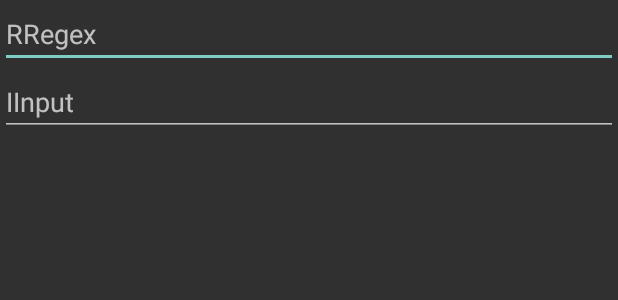
After one commit to crocy/regeX, an Android app: the layout dialog_custom_input.xml on its own in the app's theme, with its tools: preview values and no code run, on a phone screen of 412 x 824 dp. The commit adds this screen. Shown: the top 300 px of the screen. Run offline under Robolectric (Android 15) with nearby library versions, the phone set to English and light mode, and no system bars.

Commit message:
Change tutorial input & output added.

```diff
--- a/regeX/src/main/java/com/crocx/regex/tutorial/TutorialAction.java
+++ b/regeX/src/main/java/com/crocx/regex/tutorial/TutorialAction.java
@@ -9,6 +9,6 @@ public enum TutorialAction implements UiAction {
 
     START, BUTTON_NEXT, BUTTON_PREVIOUS, BUTTON_RESTART,
 
-    SETTINGS_ACTION_CHANGE_INPUT, SETTINGS_ACTION_CHANGE_OUTPUT
+    SETTINGS_ACTION_CHANGE_INPUT_OUTPUT,
 
 }
--- /dev/null
+++ b/regeX/src/main/java/com/crocx/regex/tutorial/view/CustomInputDialog.java
@@ -0,0 +1,108 @@
+package com.crocx.regex.tutorial.view;
+
+import android.content.Context;
+import android.text.Editable;
+import android.text.TextWatcher;
+import android.util.AttributeSet;
+import android.widget.EditText;
+import android.widget.LinearLayout;
+import android.widget.TextView;
+
+import com.crocx.regex.R;
+
+import java.util.regex.Pattern;
+
+/**
+ * Created by Croc on 31.12.2013.
+ */
+public class CustomInputDialog extends LinearLayout {
+
+    private EditText editRegex;
+    private TextView regexMessage; // error feedback
+    private EditText editInput;
+
+    private boolean regexValid = false;
+
+    private RegexValidationCallback regexValidationCallback;
+
+    public interface RegexValidationCallback {
+        public void regexValid(boolean valid);
+    }
+
+    public CustomInputDialog(Context context) {
+        super(context);
+    }
+
+    public CustomInputDialog(Context context, AttributeSet attrs) {
+        super(context, attrs);
+    }
+
+    @Override
+    protected void onFinishInflate() {
+        super.onFinishInflate();
+
+        editRegex = (EditText) findViewById(R.id.dialogEditRegex);
+        regexMessage = (TextView) findViewById(R.id.dialogRegexMessage);
+        editInput = (EditText) findViewById(R.id.dialogEditInput);
+
+        init();
+    }
+
+    private void init() {
+        editRegex.addTextChangedListener(new TextWatcher() {
+            @Override
+            public void beforeTextChanged(CharSequence s, int start, int count, int after) {}
+
+            @Override
+            public void onTextChanged(CharSequence s, int start, int before, int count) {}
+
+            @Override
+            public void afterTextChanged(Editable s) {
+                validateRegex(s.toString());
+            }
+        });
+
+        regexMessage.setVisibility(GONE);
+    }
+
+    private void validateRegex(String regex) {
+        try {
+            Pattern.compile(regex);
+            regexValid = true;
+            //            regexMessage.setText("RRegex ok");
+            regexMessage.setVisibility(GONE);
+        } catch (Exception e) {
+            regexValid = false;
+            regexMessage.setVisibility(VISIBLE);
+            regexMessage.setText(e.getMessage());
+        }
+
+        if (regexValidationCallback != null) {
+            regexValidationCallback.regexValid(regexValid);
+        }
+    }
+
+    public String getRegex() {
+        return editRegex.getText().toString();
+    }
+
+    public void setRegex(String regex) {
+        editRegex.setText(regex.trim());
+    }
+
+    public String getInput() {
+        return editInput.getText().toString();
+    }
+
+    public void setInput(String input) {
+        editInput.setText(input.trim());
+    }
+
+    public boolean isRegexValid() {
+        return regexValid;
+    }
+
+    public void setRegexValidationCallback(RegexValidationCallback regexValidationCallback) {
+        this.regexValidationCallback = regexValidationCallback;
+    }
+}
--- /dev/null
+++ b/regeX/src/main/res/layout/dialog_custom_input.xml
@@ -0,0 +1,27 @@
+<?xml version="1.0" encoding="utf-8"?>
+
+<com.crocx.regex.tutorial.view.CustomInputDialog xmlns:android="http://schemas.android.com/apk/res/android"
+    android:orientation="vertical"
+    android:layout_width="match_parent"
+    android:layout_height="match_parent">
+
+    <EditText
+        android:id="@+id/dialogEditRegex"
+        android:layout_width="match_parent"
+        android:layout_height="wrap_content"
+        android:hint="RRegex" />
+
+    <TextView
+        android:id="@+id/dialogRegexMessage"
+        android:layout_width="match_parent"
+        android:layout_height="wrap_content"
+        android:typeface="monospace"
+        android:textColor="#F00" />
+
+    <EditText
+        android:id="@+id/dialogEditInput"
+        android:layout_width="match_parent"
+        android:layout_height="wrap_content"
+        android:hint="IInput" />
+
+</com.crocx.regex.tutorial.view.CustomInputDialog>
--- a/regeX/src/main/res/values/strings.xml
+++ b/regeX/src/main/res/values/strings.xml
@@ -7,6 +7,7 @@
     <string name="menu_settings">Settings</string>
     <string name="menu_tutorial_change_input">Change input</string>
     <string name="menu_tutorial_change_output">Change output</string>
+    <string name="menu_tutorial_change_input_output">Change input &amp; output</string>
 
     <string name="explanations">Explanation:</string>
 
```
Also changed, not shown: regeX/src/main/java/com/crocx/regex/engine/RegexEngine.java (+7 -2 lines), regeX/src/main/java/com/crocx/regex/tutorial/TutorialFragment.java (+2 -6 lines), regeX/src/main/java/com/crocx/regex/tutorial/control/TutorialState.java (+52 -5 lines), regeX/src/main/java/com/crocx/regex/tutorial/view/TutorialView.java (+8 -0 lines), regeX/src/main/res/menu/tutorial.xml (+13 -7 lines).
